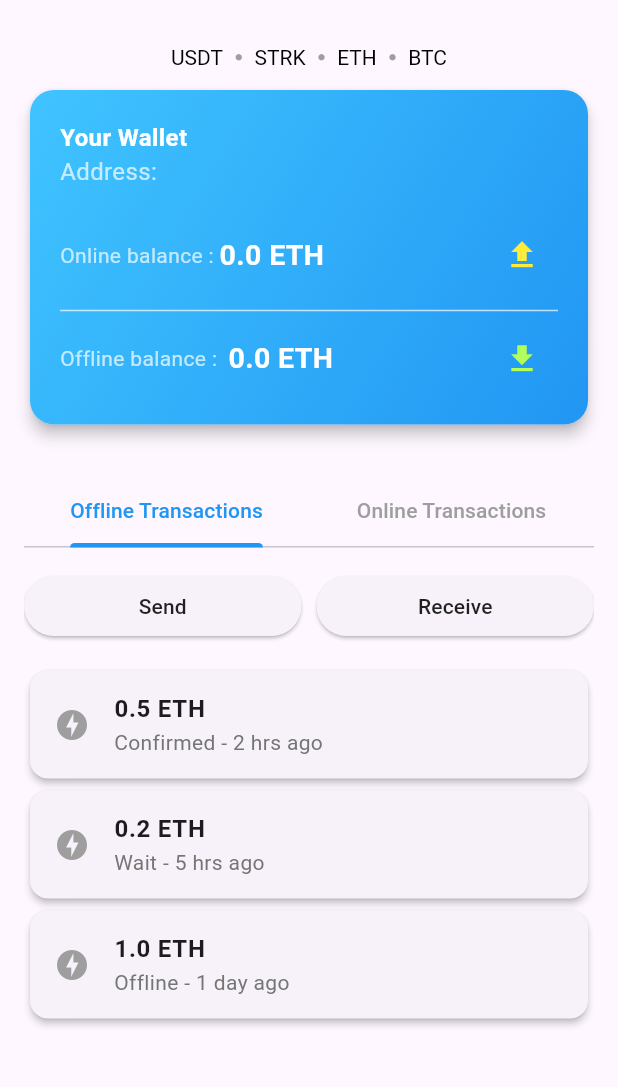
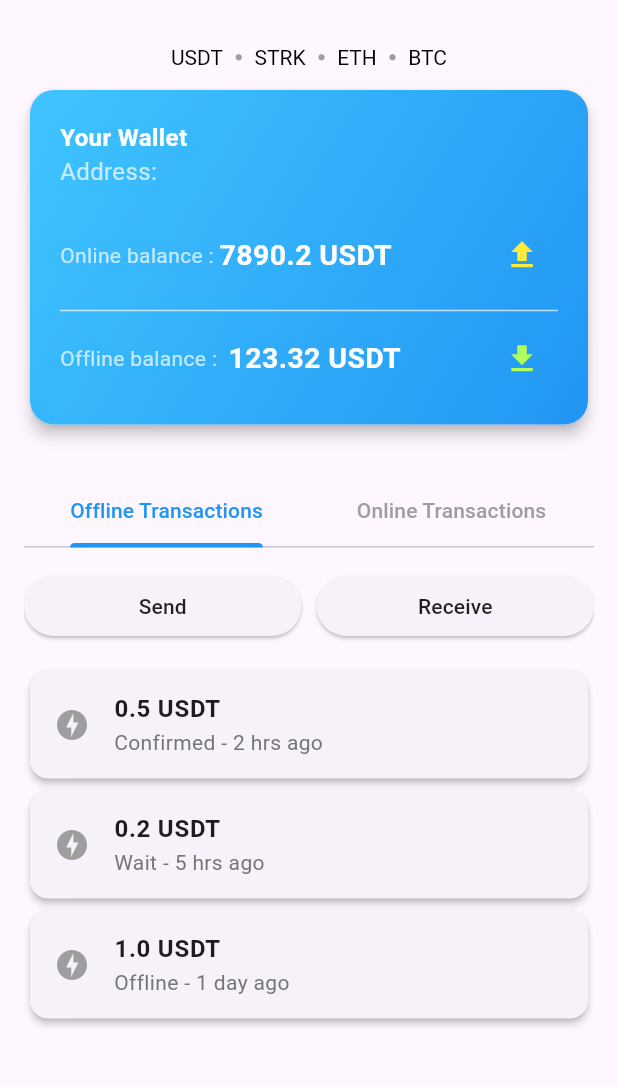
Before and after one commit to elielnfinic/solo_safe_wallet, a Flutter app: the HomePage screen opened directly, on a phone screen of 412 x 824 dp, the part 63-1150 px from its top. Run offline on Flutter 3.47's test engine with Material 3 defaults, Android fonts, the light colour scheme and no system bars; our stand-ins replace convert, flutter_dotenv, flutter_svg, hex, hive_flutter, hooks_riverpod and 3 more; missing offline and left inert: bip32, bip39, clipboard, network_info_plus, secure_enclave, wallet_kit and 1 more; accounts and stored records are empty.

```diff
--- a/lib/screens/home_page/widgets/latest_transactions.dart
+++ b/lib/screens/home_page/widgets/latest_transactions.dart
@@ -10,14 +10,14 @@ class LatestTransactions extends StatefulWidget {
 
 class _LatestTransactionsState extends State<LatestTransactions> {
   final List<Map<String, String>> _offlineTransactions = [
-    {'amount': '0.5 ETH', 'status': 'Confirmed', 'time': '2 hrs ago'},
-    {'amount': '0.2 ETH', 'status': 'Wait', 'time': '5 hrs ago'},
-    {'amount': '1.0 ETH', 'status': 'Offline', 'time': '1 day ago'},
+    {'amount': '0.5 USDT', 'status': 'Confirmed', 'time': '2 hrs ago'},
+    {'amount': '0.2 USDT', 'status': 'Wait', 'time': '5 hrs ago'},
+    {'amount': '1.0 USDT', 'status': 'Offline', 'time': '1 day ago'},
   ];
 
   final List<Map<String, String>> _onlineTransactions = [
-    {'amount': '0.8 ETH', 'type': 'Received', 'time': '4 hrs ago'},
-    {'amount': '0.3 ETH', 'type': 'Sent', 'time': '10 hrs ago'},
+    {'amount': '0.8 USDT', 'type': 'Received', 'time': '4 hrs ago'},
+    {'amount': '0.3 USDT', 'type': 'Sent', 'time': '10 hrs ago'},
   ];
 
   @override
--- a/lib/screens/home_page/widgets/wallet.dart
+++ b/lib/screens/home_page/widgets/wallet.dart
@@ -97,7 +97,8 @@ class _Wallettate extends State<Wallet> {
                       style: TextStyle(color: Colors.white70),
                     ),
                     Text(
-                      '$_onlineBalance ETH',
+                      // '$_onlineBalance ETH',
+                      '7890.2 USDT',
                       style: TextStyle(
                           fontSize: 19,
                           fontWeight: FontWeight.bold,
@@ -124,7 +125,8 @@ class _Wallettate extends State<Wallet> {
                       style: TextStyle(color: Colors.white70),
                     ),
                     Text(
-                      '$_offlineBalance ETH',
+                      // '$_offlineBalance ETH',
+                      '123.32 USDT',
                       style: TextStyle(
                           fontSize: 19,
                           fontWeight: FontWeight.bold,
--- a/pubspec.yaml
+++ b/pubspec.yaml
@@ -34,6 +34,8 @@ dependencies:
   wallet_kit: ^0.2.0
   hive_flutter: ^1.1.0
   hooks_riverpod: ^2.6.1
+  starknet: ^0.1.2+1
+  secure_store: ^0.1.2+1
 
 dev_dependencies:
   flutter_test:
```
Also changed, not shown: lib/main.dart (+12 -1 lines), lib/screens/auth/create_wallet.dart (+20 -0 lines), pubspec.lock.
